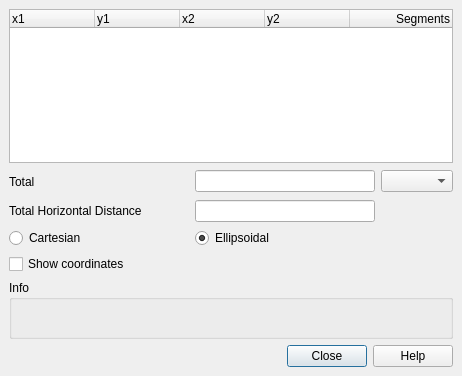
Qt form src/ui/qgsmeasurebase.ui (qgis/QGIS) before a commit.
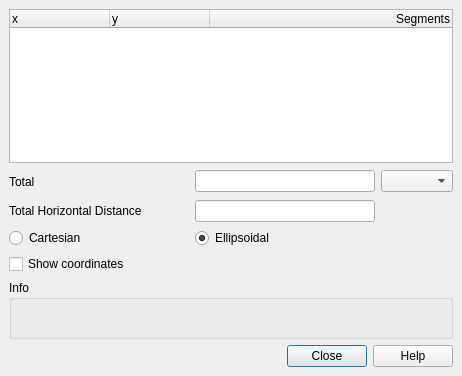
The same form after that commit. Icons and pictures are not drawn. Custom widgets are drawn as their Qt base class.

Commit message: Only one X and Y column

```diff
--- a/src/ui/qgsmeasurebase.ui
+++ b/src/ui/qgsmeasurebase.ui
@@ -48,29 +48,19 @@
       <bool>false</bool>
      </property>
      <property name="columnCount">
-      <number>5</number>
+      <number>3</number>
      </property>
      <attribute name="headerDefaultSectionSize">
-      <number>85</number>
+      <number>100</number>
      </attribute>
      <column>
       <property name="text">
-       <string>x1</string>
+       <string>x</string>
       </property>
      </column>
      <column>
       <property name="text">
-       <string>y1</string>
-      </property>
-     </column>
-     <column>
-      <property name="text">
-       <string>x2</string>
-      </property>
-     </column>
-     <column>
-      <property name="text">
-       <string>y2</string>
+       <string>y</string>
       </property>
      </column>
      <column>
```
The commit also changes 2 other files.
